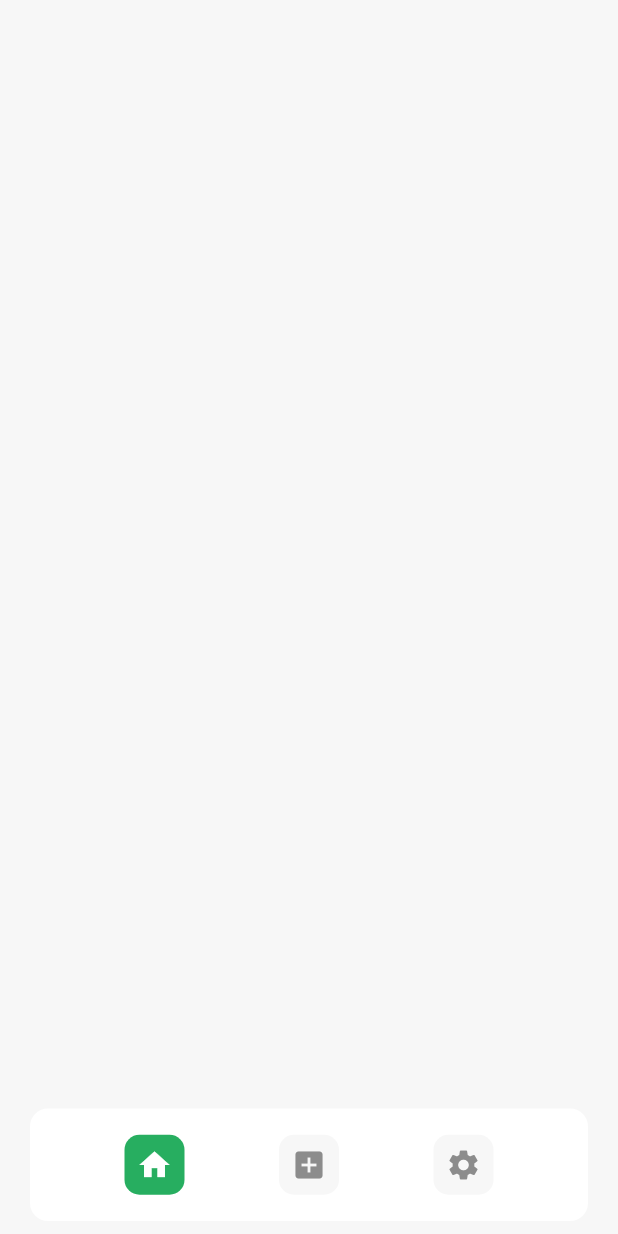
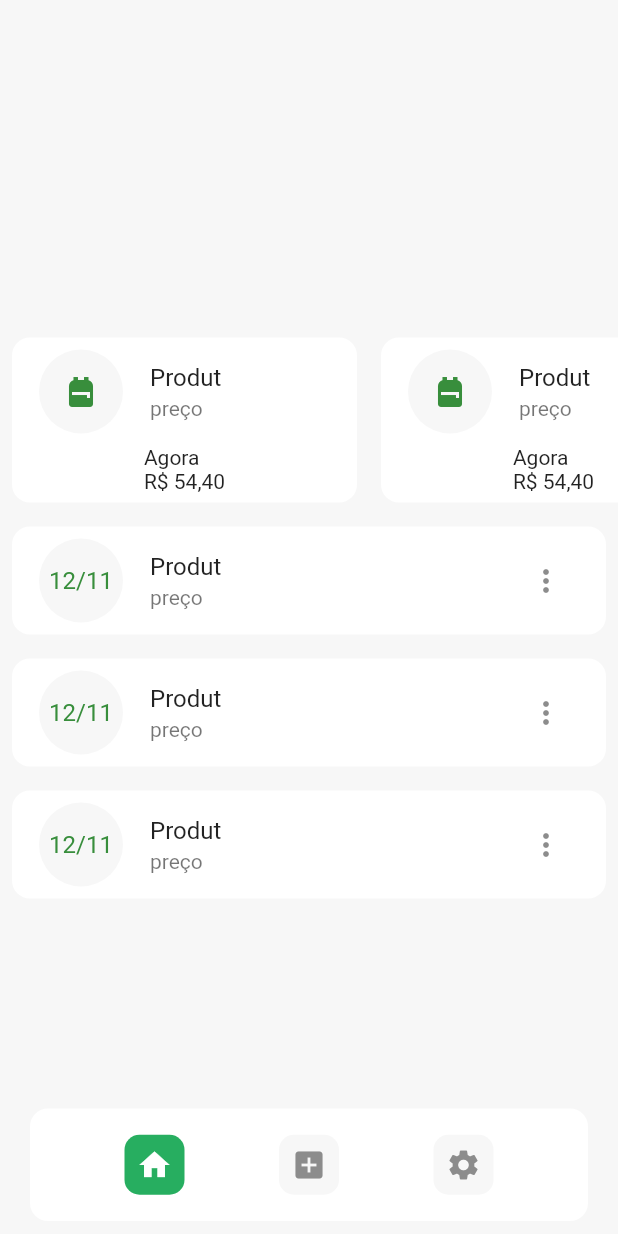
Before and after one commit to flaviopc/flutter_tacaro, a Flutter app: the screen it shows after launch, on a phone screen of 412 x 824 dp. Run offline on Flutter 3.47's test engine with Material 2 defaults, Android fonts, the phone set to English and light mode, and no system bars; our stand-ins replace google_fonts, supabase, validators; accounts and stored records are empty.

Commit message:
criação das listas

```diff
--- a/lib/modules/home/home_page.dart
+++ b/lib/modules/home/home_page.dart
@@ -2,6 +2,8 @@ import 'package:flutter/material.dart';
 import 'package:ta_caro/shared/models/user_model.dart';
 import 'package:ta_caro/shared/themes/app_theme.dart';
 import 'package:ta_caro/shared/widgets/bottom_navigator/app_bottom_navigator.dart';
+import 'package:ta_caro/shared/widgets/card_product/card_product.dart';
+import 'package:ta_caro/shared/widgets/list_tile/app_list_tile.dart';
 
 class HomePage extends StatefulWidget {
   // final UserModel user;
@@ -27,6 +29,23 @@ class _HomePageState extends State<HomePage> {
       backgroundColor: AppTheme.colors.background,
       body: Stack(
         children: [
+          Column(
+            mainAxisAlignment: MainAxisAlignment.center,
+            children: [
+              SizedBox(
+                height: 126,
+                width: MediaQuery.of(context).size.width,
+                child: ListView.builder(
+                  itemCount: 2,
+                  scrollDirection: Axis.horizontal,
+                  itemBuilder: (context, index) => CardProduct(),
+                ),
+              ),
+              AppListTile(),
+              AppListTile(),
+              AppListTile(),
+            ],
+          ),
           Positioned(
             bottom: 10,
             right: 20,
--- /dev/null
+++ b/lib/shared/widgets/card_product/card_product.dart
@@ -0,0 +1,36 @@
+import 'package:flutter/material.dart';
+import 'package:ta_caro/shared/themes/app_theme.dart';
+
+class CardProduct extends StatelessWidget {
+  const CardProduct({Key? key}) : super(key: key);
+
+  @override
+  Widget build(BuildContext context) {
+    return Padding(
+      padding: const EdgeInsets.all(8.0),
+      child: Container(
+        width: 230,
+        decoration: BoxDecoration(
+          color: AppTheme.colors.textEnabled,
+          borderRadius: BorderRadius.circular(12),
+        ),
+        child: Column(
+          children: [
+            ListTile(
+              leading: CircleAvatar(
+                backgroundColor: AppTheme.colors.background,
+                radius: 30,
+                child: Icon(Icons.backpack),
+              ),
+              title: Text("Produt"),
+              subtitle: Text("preço"),
+            ),
+            Text.rich(TextSpan(text: "Agora\n", children: [
+              TextSpan(text: "R\$ 54,40"),
+            ])),
+          ],
+        ),
+      ),
+    );
+  }
+}
--- /dev/null
+++ b/lib/shared/widgets/list_tile/app_list_tile.dart
@@ -0,0 +1,36 @@
+import 'package:flutter/material.dart';
+import 'package:ta_caro/shared/themes/app_theme.dart';
+
+class AppListTile extends StatelessWidget {
+  const AppListTile({
+    Key? key,
+  }) : super(key: key);
+
+  @override
+  Widget build(BuildContext context) {
+    return Padding(
+      padding: const EdgeInsets.all(8.0),
+      child: Container(
+        decoration: BoxDecoration(
+          color: AppTheme.colors.textEnabled,
+          borderRadius: BorderRadius.circular(12),
+        ),
+        child: ListTile(
+          leading: CircleAvatar(
+            backgroundColor: AppTheme.colors.background,
+            radius: 30,
+            child: Text("12/11"),
+          ),
+          title: Text("Produt"),
+          subtitle: Text("preço"),
+          trailing: PopupMenuButton(
+            itemBuilder: (context) => [
+              PopupMenuItem(child: Text("Editar")),
+              PopupMenuItem(child: Text("Excluir")),
+            ],
+          ),
+        ),
+      ),
+    );
+  }
+}
```
